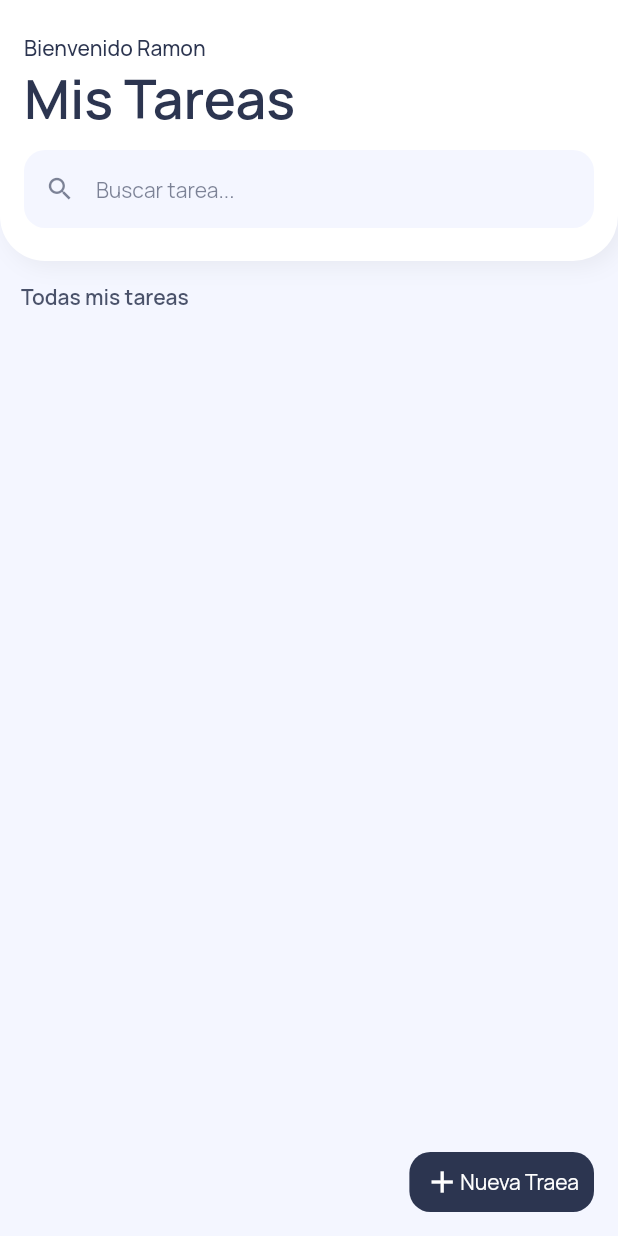
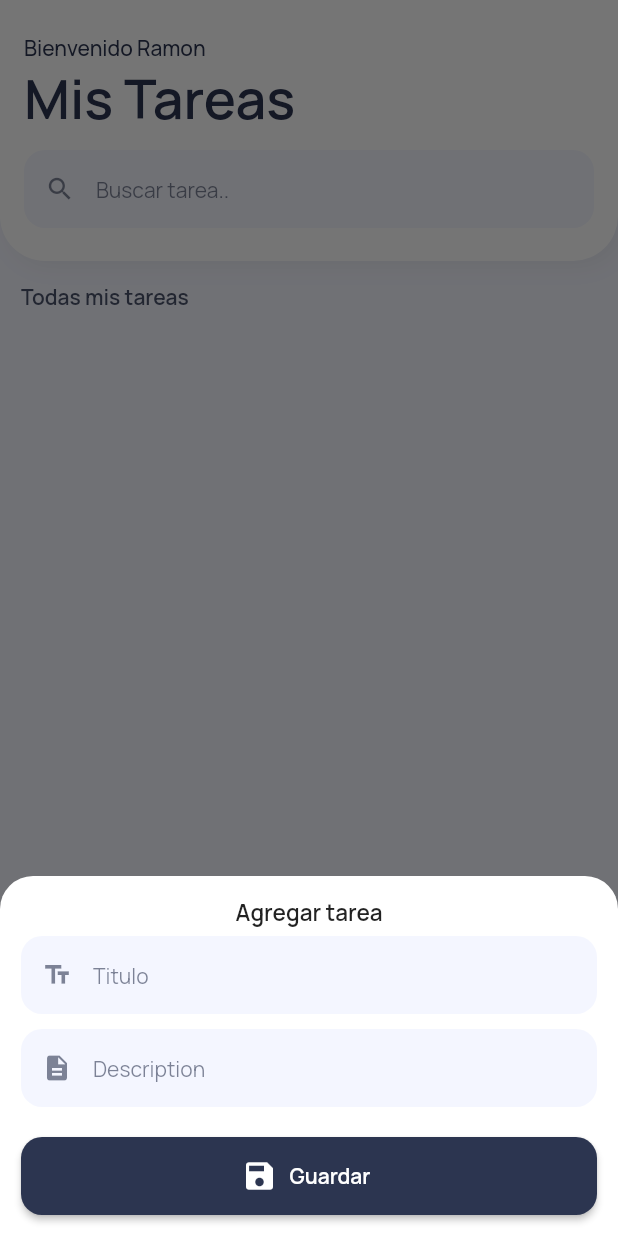
Before and after one commit to Luop98/tasks, a Flutter app: the screen it shows after launch, after a tap on "Nueva Traea", on a phone screen of 412 x 824 dp. Run offline on Flutter 3.47's test engine with Material 2 defaults, Android fonts, the phone set to English and light mode, and no system bars; our stand-ins replace cloud_firestore, firebase_core, google_fonts; accounts and stored records are empty.

Commit message:
decimo sexto video

```diff
--- a/lib/pages/home_page.dart
+++ b/lib/pages/home_page.dart
@@ -2,20 +2,67 @@ import 'package:cloud_firestore/cloud_firestore.dart';
 import 'package:flutter/material.dart';
 import 'package:tasks/models/task_model.dart';
 import 'package:tasks/ui/general/colors.dart';
+import 'package:tasks/ui/widgets/button_normal_widget.dart';
 import 'package:tasks/ui/widgets/general_widget.dart';
 import 'package:tasks/ui/widgets/item_task_widget.dart';
-import 'package:tasks/ui/widgets/textfield_search_widget.dart';
+import 'package:tasks/ui/widgets/textfield_normal_widget.dart';
 
 class HomePage extends StatelessWidget {
   CollectionReference tasksReference =
       FirebaseFirestore.instance.collection('tasks');
+
+  showTaskFrom(BuildContext context) {
+    showModalBottomSheet(
+      context: context,
+      backgroundColor: Colors.transparent,
+      builder: (BuildContext context) {
+        return Container(
+          padding: const EdgeInsets.all(14.0),
+          decoration: BoxDecoration(
+            color: Colors.white,
+            borderRadius: BorderRadius.only(
+              topLeft: Radius.circular(22.0),
+              topRight: Radius.circular(22.0),
+            ),
+          ),
+          child: Column(
+            mainAxisSize: MainAxisSize.min,
+            children: [
+              Text(
+                "Agregar tarea",
+                style: TextStyle(
+                  fontWeight: FontWeight.w600,
+                  fontSize: 15.0,
+                ),
+              ),
+              divider6(),
+              TextFieldNormalWidget(
+                hintText: "Titulo",
+                icon: Icons.text_fields,
+              ),
+              divider10(),
+              TextFieldNormalWidget(
+                hintText: "Description",
+                icon: Icons.description,
+              ),
+              divider10(),
+              divider10(),
+              ButtonNormalWidget(),
+            ],
+          ),
+        );
+      },
+    );
+  }
 
   @override
   Widget build(BuildContext context) {
     return Scaffold(
       backgroundColor: kBranSecondaryColor,
       floatingActionButton: InkWell(
-        onTap: () {},
+        onTap: () {
+          showTaskFrom(context);
+        },
         borderRadius: BorderRadius.circular(14.0),
         child: Container(
           padding: const EdgeInsets.symmetric(horizontal: 10.0, vertical: 8.0),
@@ -82,7 +129,10 @@ class HomePage extends StatelessWidget {
                       ),
                     ),
                     divider10(),
-                    TextFieldSearchWidget(),
+                    TextFieldNormalWidget(
+                      icon: Icons.search,
+                      hintText: "Buscar tarea..",
+                    ),
                   ],
                 ),
               ),
@@ -102,8 +152,8 @@ class HomePage extends StatelessWidget {
                   ),
                   StreamBuilder(
                     stream: tasksReference.snapshots(),
-                    builder: (BuildContext context, AsyncSnapshot snap){
-                      if(snap.hasData){
+                    builder: (BuildContext context, AsyncSnapshot snap) {
+                      if (snap.hasData) {
                         List<TaskModel> tasks = [];
                         QuerySnapshot collection = snap.data;
                         /*
@@ -112,14 +162,16 @@ class HomePage extends StatelessWidget {
                           tasks.add(TaskModel.fromJson(myMap));
                         });*/
 
-
-                        tasks= collection.docs.map((e) => TaskModel.fromJson(e.data() as Map<String,dynamic>)).toList();
+                        tasks = collection.docs
+                            .map((e) => TaskModel.fromJson(
+                                e.data() as Map<String, dynamic>))
+                            .toList();
 
                         return ListView.builder(
                           itemCount: tasks.length,
                           shrinkWrap: true,
                           physics: const ScrollPhysics(),
-                            itemBuilder: (BuildContext context, int index){
+                          itemBuilder: (BuildContext context, int index) {
                             return ItemTaskWidget(
                               taskModel: tasks[index],
                             );
@@ -129,7 +181,6 @@ class HomePage extends StatelessWidget {
                       return loadinWidget();
                     },
                   ),
-
                 ],
               ),
             ),
--- /dev/null
+++ b/lib/ui/widgets/button_normal_widget.dart
@@ -0,0 +1,32 @@
+
+import 'package:flutter/material.dart';
+
+import '../general/colors.dart';
+
+class ButtonNormalWidget extends StatelessWidget {
+  const ButtonNormalWidget({super.key});
+
+  @override
+  Widget build(BuildContext context) {
+    return  SizedBox(
+                height: 52.0,
+                width: double.infinity,
+                child: ElevatedButton.icon(
+                  onPressed: () {},
+                  style: ElevatedButton.styleFrom(
+                    primary: kBranPrimaryColor,
+                    shape: RoundedRectangleBorder(
+                      borderRadius: BorderRadius.circular(14.0),
+                    ),
+                  ),
+                  icon: Icon(Icons.save),
+                  label: Text(
+                    "Guardar",
+                    style: TextStyle(
+                      fontWeight: FontWeight.w600,
+                    ),
+                  ),
+                ),
+              );
+  }
+}
--- /dev/null
+++ b/lib/ui/widgets/textfield_normal_widget.dart
@@ -0,0 +1,42 @@
+import 'package:flutter/material.dart';
+import 'package:tasks/ui/general/colors.dart';
+
+class TextFieldNormalWidget extends StatelessWidget {
+  String hintText;
+  IconData icon;
+
+  TextFieldNormalWidget({
+    required this.hintText,
+    required this.icon,
+  });
+
+  @override
+  Widget build(BuildContext context) {
+    return TextField(
+      decoration: InputDecoration(
+        contentPadding:
+            const EdgeInsets.symmetric(horizontal: 12.0, vertical: 15.0),
+        prefixIcon: Icon(
+         icon,
+          size: 20.0,
+          color: kBranPrimaryColor.withOpacity(0.6),
+        ),
+        hintText: hintText,
+        hintStyle: TextStyle(
+          fontSize: 14.0,
+          color: kBranPrimaryColor.withOpacity(0.6),
+        ),
+        filled: true,
+        fillColor: kBranSecondaryColor,
+        focusedBorder: OutlineInputBorder(
+          borderRadius: BorderRadius.circular(14.0),
+          borderSide: BorderSide.none,
+        ),
+        enabledBorder: OutlineInputBorder(
+          borderRadius: BorderRadius.circular(14.0),
+          borderSide: BorderSide.none,
+        ),
+      ),
+    );
+  }
+}
--- a/lib/ui/widgets/textfield_search_widget.dart
+++ /dev/null
@@ -1,35 +0,0 @@
-import 'package:flutter/material.dart';
-import 'package:tasks/ui/general/colors.dart';
-
-class TextFieldSearchWidget extends StatelessWidget {
-  const TextFieldSearchWidget({super.key});
-
-  @override
-  Widget build(BuildContext context) {
-    return    TextField(
-                      decoration: InputDecoration(
-                        contentPadding: const EdgeInsets.symmetric(horizontal: 12.0, vertical: 15.0),
-                        prefixIcon: Icon(
-                          Icons.search,
-                          size: 20.0,
-                          color: kBranPrimaryColor.withOpacity(0.6),
-                        ),
-                        hintText: "Buscar tarea...",
-                        hintStyle: TextStyle(
-                          fontSize: 14.0,
-                          color: kBranPrimaryColor.withOpacity(0.6),
-                        ),
-                        filled: true,
-                        fillColor: kBranSecondaryColor,
-                        focusedBorder: OutlineInputBorder(
-                          borderRadius: BorderRadius.circular(14.0),
-                          borderSide: BorderSide.none,
-                        ),
-                        enabledBorder: OutlineInputBorder(
-                          borderRadius: BorderRadius.circular(14.0),
-                          borderSide: BorderSide.none,
-                        ),
-                      ),
-                    );
-  }
-}
```
Lines whose indentation alone changed are shown as unchanged.
